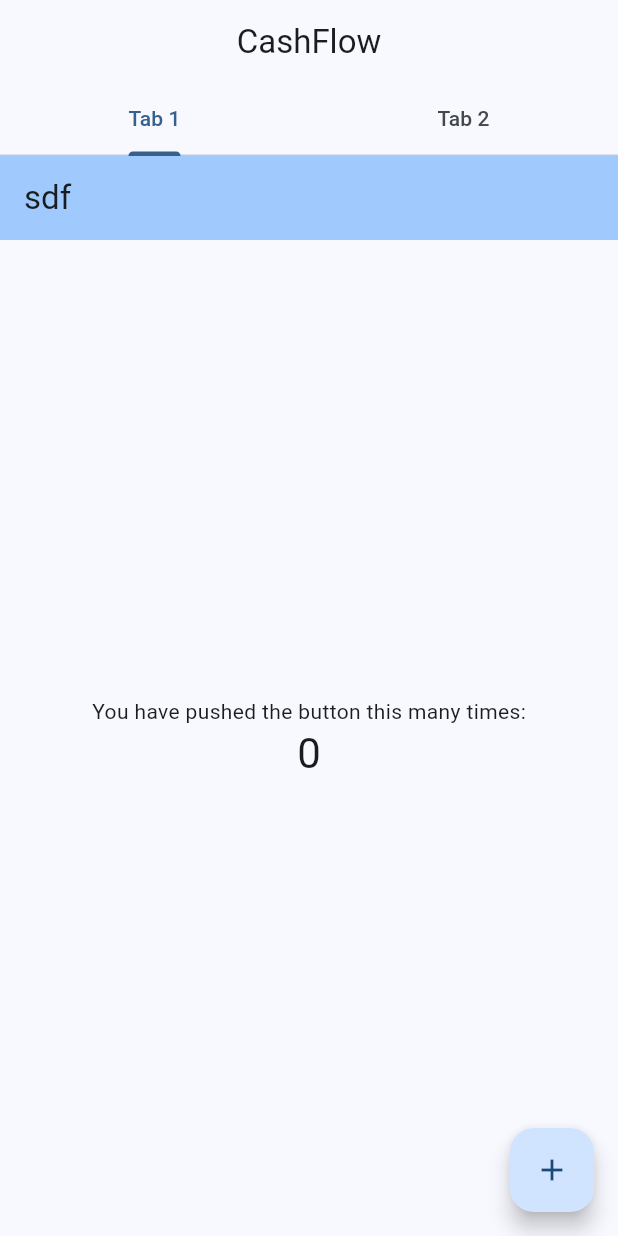
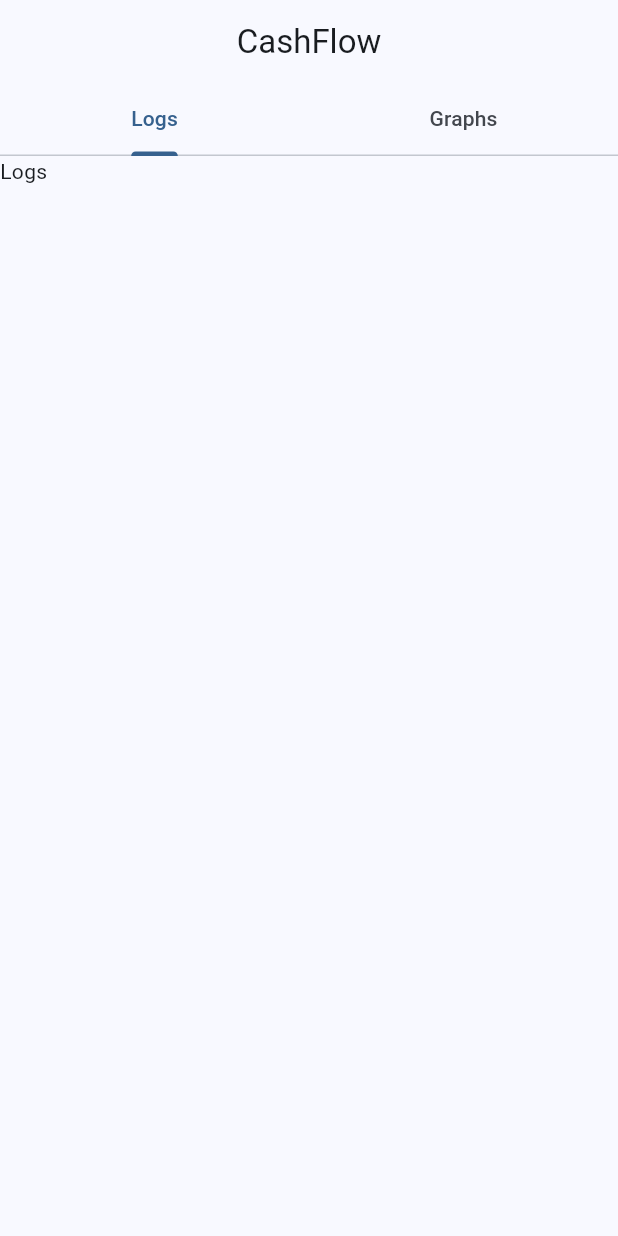
Before and after one commit to fernandocm9/MAD_project1_personal_finance_manager, a Flutter app: the screen it shows after launch, on a phone screen of 412 x 824 dp. Run offline on Flutter 3.47's test engine with Material 3 defaults, Android fonts, the phone set to English and light mode, and no system bars; our stand-ins replace sqflite; accounts and stored records are empty.

Commit message:
updated the db to run at startup and adjusted tabs to have their own content

```diff
--- a/finance_manager/lib/main.dart
+++ b/finance_manager/lib/main.dart
@@ -27,16 +27,16 @@ class MyApp extends StatelessWidget {
           title: Center(child: Text('CashFlow')),
           bottom: const TabBar(
             tabs: [
-              Tab(text: 'Tab 1'),
-              Tab(text: 'Tab 2'),
+              Tab(text: 'Logs'),
+              Tab(text: 'Graphs'),
             ],
           ),
         ),
         body: const TabBarView(
           children: [
             // Center(child: Text('Tab 1 Content')),
-            MyHomePage(title: 'sdf'),
-            Center(child: Text('Tab 2 Content')),
+            LogsPage(title: 'Logs'),
+            GraphsPage(title: 'Graphs'),
           ],
         ),
       )),
@@ -44,16 +44,16 @@ class MyApp extends StatelessWidget {
   }
 }
 
-class MyHomePage extends StatefulWidget {
-  const MyHomePage({super.key, required this.title});
+class LogsPage extends StatefulWidget {
+  const LogsPage({super.key, required this.title});
 
   final String title;
 
   @override
-  State<MyHomePage> createState() => _MyHomePageState();
+  State<LogsPage> createState() => _LogsPageState();
 }
 
-class _MyHomePageState extends State<MyHomePage> {
+class _LogsPageState extends State<LogsPage> {
   int _counter = 0;
 
   void _incrementCounter() {
@@ -64,30 +64,32 @@ class _MyHomePageState extends State<MyHomePage> {
 
   @override
   Widget build(BuildContext context) {
-    return Scaffold(
-      appBar: AppBar(
-        backgroundColor: Theme.of(context).colorScheme.inversePrimary,
-        title: Text(widget.title),
-      ),
-      body: Center(
-        // Center is a layout widget. It takes a single child and positions it
-        // in the middle of the parent.
-        child: Column(
-          mainAxisAlignment: MainAxisAlignment.center,
-          children: <Widget>[
-            const Text('You have pushed the button this many times:'),
-            Text(
-              '$_counter',
-              style: Theme.of(context).textTheme.headlineMedium,
-            ),
-          ],
-        ),
-      ),
-      floatingActionButton: FloatingActionButton(
-        onPressed: _incrementCounter,
-        tooltip: 'Increment',
-        child: const Icon(Icons.add),
-      ), // This trailing comma makes auto-formatting nicer for build methods.
-    );
+    return Text('Logs');
   }
 }
+
+
+
+class GraphsPage extends StatefulWidget {
+  const GraphsPage({super.key, required this.title});
+
+  final String title;
+
+  @override
+  State<GraphsPage> createState() => _GraphsPageState();
+}
+
+class _GraphsPageState extends State<GraphsPage> {
+  int _counter = 0;
+
+  void _incrementCounter() {
+    setState(() {
+      _counter++;
+    });
+  }
+
+  @override
+  Widget build(BuildContext context) {
+    return Text('Greetings from Graphs');
+  }
+}
```
Also changed, not shown: finance_manager/lib/finance_db.dart (+30 -37 lines).
